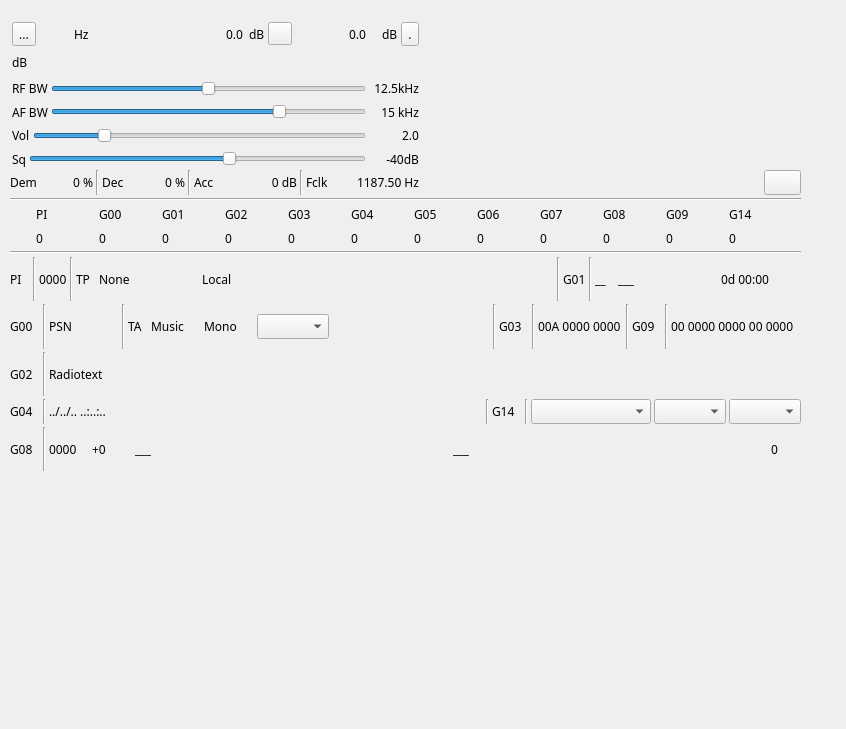
f4exb/sdrangel, file plugins/channelrx/demodbfm/bfmdemodgui.ui: the form before one commit.
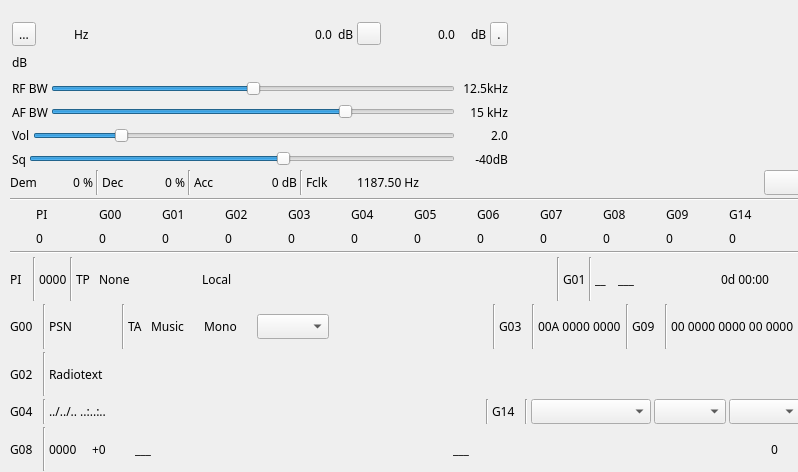
The form after the commit. Icons and pictures are not drawn. Custom widgets are drawn as their Qt base class.

Commit message: BFM Demod: minimum GUI size

Patch:
```diff
--- a/plugins/channelrx/demodbfm/bfmdemodgui.ui
+++ b/plugins/channelrx/demodbfm/bfmdemodgui.ui
@@ -6,10 +6,22 @@
    <rect>
     <x>0</x>
     <y>0</y>
-    <width>846</width>
-    <height>729</height>
+    <width>798</width>
+    <height>472</height>
    </rect>
   </property>
+  <property name="sizePolicy">
+   <sizepolicy hsizetype="MinimumExpanding" vsizetype="Preferred">
+    <horstretch>0</horstretch>
+    <verstretch>0</verstretch>
+   </sizepolicy>
+  </property>
+  <property name="minimumSize">
+   <size>
+    <width>502</width>
+    <height>0</height>
+   </size>
+  </property>
   <property name="font">
    <font>
     <family>Sans Serif</family>
@@ -27,10 +39,16 @@
     <rect>
      <x>10</x>
      <y>20</y>
-     <width>411</width>
+     <width>500</width>
      <height>151</height>
     </rect>
    </property>
+   <property name="minimumSize">
+    <size>
+     <width>500</width>
+     <height>0</height>
+    </size>
+   </property>
    <property name="windowTitle">
     <string>Settings</string>
    </property>
```
Left out of the diff: 22 changed lines with no effect on the pictures.
